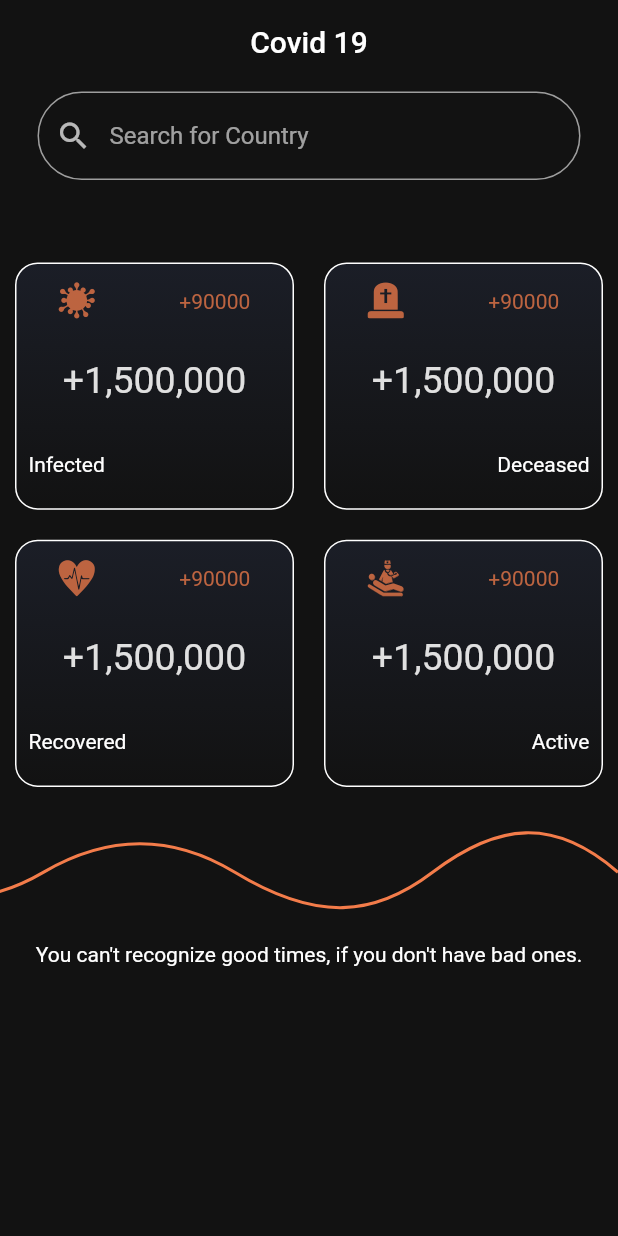
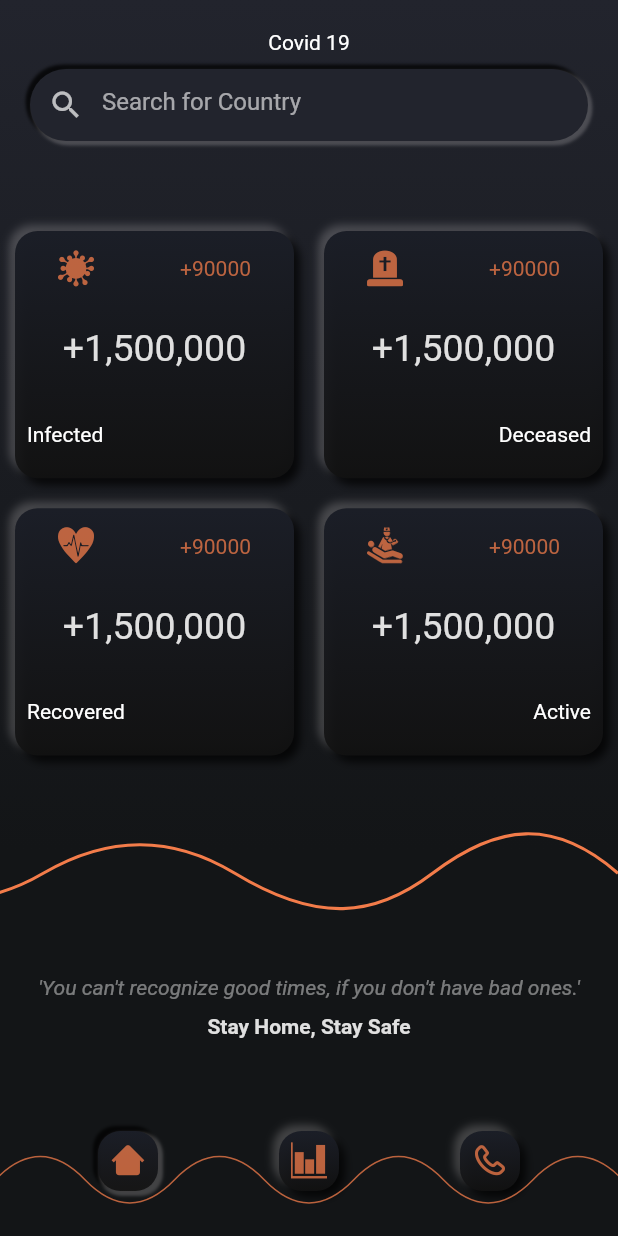
Before and after one commit to arpank10/Covid-19-Flutter, a Flutter app: the screen it shows after launch, on a phone screen of 412 x 824 dp. Run offline on Flutter 3.47's test engine with Material 2 defaults, Android fonts, the light colour scheme and no system bars; our stand-ins replace flutter_svg; Roboto replaces fonts that are missing (Hind, Raleway).

Commit message:
Home page layout completed

```diff
--- a/lib/bottom_nav.dart
+++ b/lib/bottom_nav.dart
@@ -0,0 +1,49 @@
+import 'package:covid/custom_icons.dart';
+import 'package:covid/icon_box.dart';
+import 'package:flutter/material.dart';
+import 'package:covid/constants.dart';
+import 'package:covid/screensize_reducer.dart';
+import 'package:flutter_svg/flutter_svg.dart';
+
+
+
+class BottomNav extends StatefulWidget {
+  BottomNav({Key key}) : super(key: key);
+
+  @override
+  _BottomNavState createState() => _BottomNavState();
+}
+
+class _BottomNavState extends State<BottomNav> {
+  @override
+  Widget build(BuildContext context) {
+
+    return Padding(
+      padding: const EdgeInsets.only(bottom: 20.0),
+      child: Stack(
+          children: <Widget>[
+            Container(
+              padding: const EdgeInsets.symmetric(horizontal: 25.0, vertical: 0.0),
+              child: Row(
+                mainAxisAlignment: MainAxisAlignment.spaceAround,
+                children: <Widget>[
+                  IconBox(icon: CustomIcon.home, active: true),
+                  IconBox(icon: CustomIcon.stats, active: false),
+                  IconBox(icon: CustomIcon.contacts, active: false),
+                ],
+              ),
+            ),
+            Positioned(
+              bottom: 0.0,
+              child: SvgPicture.asset(
+                'assets/bottom_wave.svg',
+                width: screenWidth(context),
+                placeholderBuilder: (context) => Icon(Icons.error),
+                color: faded_orange,
+              ),
+            ),
+          ],
+        ),
+    );
+  }
+}
--- a/lib/box.dart
+++ b/lib/box.dart
@@ -1,6 +1,7 @@
 import 'package:covid/main.dart';
 import 'package:covid/screensize_reducer.dart';
 import 'package:flutter/material.dart';
+import 'package:covid/constants.dart';
 
 class DetailBox extends StatefulWidget {
   DetailBox({Key key, this.category, this.url, this.icon, this.alignment}) : super(key: key);
@@ -23,15 +24,11 @@ class _DetailBoxState extends State<DetailBox> {
       height: screenHeight(context, dividedBy: 5),
       width: screenWidth(context, dividedBy: 2) - 20,
       decoration: BoxDecoration(
-        gradient: LinearGradient(
-          begin: Alignment.topCenter,
-          end: Alignment.bottomCenter,
-          colors: [box_gradient_top, box_gradient_bottom]
+        gradient: box_background,
+        color: primary,
+        borderRadius: BorderRadius.circular(15),
+        boxShadow: outer_shadow,
       ),
-      color: primary,
-        borderRadius: BorderRadius.circular(15),
-        border: Border.all(
-              color: Colors.white, style: BorderStyle.solid, width: 1)),
       child: Column(
         mainAxisAlignment: MainAxisAlignment.spaceAround,
         crossAxisAlignment: CrossAxisAlignment.stretch,
--- /dev/null
+++ b/lib/constants.dart
@@ -0,0 +1,83 @@
+import 'package:flutter/cupertino.dart';
+import 'package:flutter/material.dart';
+
+//- Background Surface : linear-gradient(180deg, #22242D 0%, #131517 68.75%);
+//- Box- Background: linear-gradient(180deg, #1B1E27 0%, #121212 100%);
+//- Primary text : #E0E0E0
+//- Secondary text : rgba(224, 224, 224, 0.5);
+//- Accent: #F37C4A;
+//- Faded Orange: rgba(243, 124, 74, 0.75);
+
+const primary = const Color(0xff121212);
+const search_bar_colour = const Color.fromRGBO(34,36,45,1.0);
+const box_gradient_top = const Color(0xff1B1E27);
+const box_gradient_bottom = const Color(0xff121212);
+const orange = const Color(0xffF37C4A);
+const primary_text = const Color(0xffE0E0E0);
+const secondary_text =  Color.fromRGBO(224, 224, 224, 0.5);
+const faded_orange =  Color.fromRGBO(243, 124, 74, 0.75);
+const quote = "'You can't recognize good times, if you don't have bad ones.'";
+const stay = "Stay Home, Stay Safe";
+const topShadow = const Color.fromRGBO(255, 250, 250, 0.2);
+const bottomShadow = const Color.fromRGBO(0, 0, 0, 0.75);
+const backgroud_gradient = const LinearGradient(
+  begin: const FractionalOffset(0.0, 0.0),
+  end: const FractionalOffset(0.0, 0.6875),
+  colors: [Color.fromRGBO(34,36,45,1.0), Color.fromRGBO(19,21,23,1.0)],
+  stops: [0.0, 1.0],
+  tileMode: TileMode.clamp
+);
+
+const box_background = const LinearGradient(
+  begin: Alignment.topCenter,
+  end: Alignment.bottomCenter,
+  colors: [Color.fromRGBO(27,30,39,1.0), Color.fromRGBO(18, 18, 18 ,0.9)],
+  stops: [0.0, 1.0],
+  tileMode: TileMode.clamp
+);
+
+const outerBlurLevel = 4.0;
+const innerBlurLevel = 1.0;
+const blurOffsetOuter = 4.0;
+const blurOffsetInner = 2.0;
+const top_padding = 20.0;
+const blurSpreadInner = 1.0;
+const bottomIconSize = 40.0;
+
+const outer_shadow = const [
+  BoxShadow(
+    blurRadius: outerBlurLevel,
+    offset: Offset(
+      -blurOffsetOuter,
+      -blurOffsetOuter,
+    ),
+    color: topShadow,
+  ),
+  BoxShadow(
+    blurRadius: outerBlurLevel,
+    offset: Offset(
+      blurOffsetOuter,
+      blurOffsetOuter,
+    ),
+    color: bottomShadow
+  )];
+
+const inner_shadow = const [
+  BoxShadow(
+    blurRadius: innerBlurLevel,
+    offset: Offset(
+      -blurOffsetInner,
+      -blurOffsetInner
+    ),
+    spreadRadius: blurSpreadInner,
+    color: bottomShadow,
+  ),
+  BoxShadow(
+    blurRadius: innerBlurLevel,
+    offset: Offset(
+      blurOffsetInner,
+      blurOffsetInner
+    ),
+    spreadRadius: blurSpreadInner,
+    color: topShadow
+  )];
--- /dev/null
+++ b/lib/icon_box.dart
@@ -0,0 +1,48 @@
+import 'package:covid/main.dart';
+import 'package:covid/screensize_reducer.dart';
+import 'package:flutter/material.dart';
+import 'package:covid/constants.dart';
+
+class IconBox extends StatefulWidget {
+  IconBox({Key key, this.icon, this.active}) : super(key: key);
+
+  final IconData icon;
+  final bool active;
+
+  @override
+  _IconBoxState createState() => _IconBoxState();
+}
+
+class _IconBoxState extends State<IconBox> {
+  List<BoxShadow> shadow;
+
+
+  getShadow(){
+    if(widget.active)
+      shadow = inner_shadow;
+    else shadow = outer_shadow;
+  }
+
+  @override
+  Widget build(BuildContext context) {
+    getShadow();
+    // TODO: implement build
+    return Container(
+      margin: EdgeInsets.all(10.0),
+      height: bottomIconSize,
+      width: bottomIconSize,
+      decoration: BoxDecoration(
+        gradient: box_background,
+        color: primary,
+        borderRadius: BorderRadius.circular(15),
+        boxShadow: shadow,
+      ),
+      child: Center(
+        child: Icon(
+          widget.icon,
+          color: faded_orange,
+        ),
+      ),
+    );
+  }
+}
--- a/lib/main.dart
+++ b/lib/main.dart
@@ -1,3 +1,4 @@
+import 'package:covid/bottom_nav.dart';
 import 'package:covid/box.dart';
 import 'package:covid/custom_icons.dart';
 import 'package:covid/screensize_reducer.dart';
@@ -5,24 +6,7 @@ import 'package:covid/search.dart';
 import 'package:flutter/cupertino.dart';
 import 'package:flutter/material.dart';
 import 'package:flutter_svg/flutter_svg.dart';
-
-//- Background Surface : linear-gradient(180deg, #22242D 0%, #131517 68.75%);
-//- Box- Background: linear-gradient(180deg, #1B1E27 0%, #121212 100%);
-//- Primary text : #E0E0E0
-//- Secondary text : rgba(224, 224, 224, 0.5);
-//- Accent: #F37C4A;
-//- Faded Orange: rgba(243, 124, 74, 0.75);
-
-const primary = const Color(0xff121212);
-const box_gradient_top = const Color(0xff1B1E27);
-const box_gradient_bottom = const Color(0xff121212);
-const orange = const Color(0xffF37C4A);
-const primary_text = const Color(0xffE0E0E0);
-const secondary_text =  Color.fromRGBO(224, 224, 224, 0.5);
-const faded_orange =  Color.fromRGBO(243, 124, 74, 0.75);
-const quote = "You can't recognize good times, if you don't have bad ones.";
-
-
+import 'package:covid/constants.dart';
 
 void main() {
   runApp(MyApp());
@@ -68,23 +52,18 @@ class MyHomePage extends StatefulWidget {
 class _MyHomePageState extends State<MyHomePage> {
   @override
   Widget build(BuildContext context) {
-    return Scaffold(
-      backgroundColor: primary,
-      appBar: AppBar(
-        title: Text(widget.title),
-        centerTitle: true,
-        backgroundColor: primary, //No more green
-        elevation: 0.0
+    return SafeArea(
+      child: Container(
+      padding: const EdgeInsets.fromLTRB(0.0, top_padding, 0.0, 0.0),
+        decoration: BoxDecoration(
+          gradient: backgroud_gradient,
         ),
-      //Body contains
-      //Column
-      //Search widget
-      //4 cards
-      //Wave
-      //Bottom Navigation Bar
+        child: Scaffold(
+          backgroundColor: Colors.transparent,
           body: Center(
             child: Column(
               mainAxisAlignment: MainAxisAlignment.start,
+
               children: <Widget>[
                 SearchBar(),
                 Padding(
@@ -125,18 +104,39 @@ class _MyHomePageState extends State<MyHomePage> {
                     ),
                   ])),
                 ),
-            SvgPicture.asset(
+                Expanded(
+                  flex: 9,
+                  child: SvgPicture.asset(
                     'assets/wave.svg',
                     width: screenWidth(context),
                     placeholderBuilder: (context) => Icon(Icons.error)
                   ),
+                ),
+                Expanded(
+                  flex: 10,
+                  child: Column(
+                    children: <Widget>[
                       Padding(
-              padding: const EdgeInsets.symmetric(vertical: 20.0, horizontal: 10.0),
+                        padding: const EdgeInsets.fromLTRB(10.0, 20.0, 10.0,5.0),
                         child: Text(
                           quote,
+                          style: TextStyle(fontStyle: FontStyle.italic, color: secondary_text),
                         ),
-            )
+                      ),
+                      Padding(
+                        padding: const EdgeInsets.symmetric(vertical: 5.0, horizontal: 10.0),
+                        child: Text(
+                          stay,
+                          style: TextStyle(color: primary_text, fontWeight: FontWeight.bold),
+                        ),
+                      ),
                     ],
+                  ),
+                ),
+                BottomNav()
+              ],
+            ),
+          ),
         ),
       ),
     );
--- a/lib/search.dart
+++ b/lib/search.dart
@@ -1,4 +1,6 @@
 import 'package:flutter/material.dart';
+import 'package:covid/constants.dart';
+
 
 class SearchBar extends StatefulWidget {
   SearchBar({Key key}) : super(key: key);
@@ -10,25 +12,32 @@ class SearchBar extends StatefulWidget {
 class _SearchBarState extends State<SearchBar> {
   @override
   Widget build(BuildContext context) {
-    // TODO: implement build
-    return Center(
-      child: Padding(
-        padding: const EdgeInsets.symmetric(vertical: 5.0, horizontal: 25.0),
-        child: TextField(
-          decoration: new InputDecoration(
-            hintText: "Search for Country",
-            prefixIcon: new Icon(Icons.search),
-            enabledBorder: OutlineInputBorder(
-              borderRadius: BorderRadius.all(Radius.circular(30.0)),
-              borderSide: BorderSide(color: Colors.grey),
+
+    return Column(
+      children: <Widget>[
+        Center(
+          child: Text("Covid 19"),
+        ),
+        Center(
+         child:
+          Container(
+            margin: const EdgeInsets.symmetric(horizontal: 20.0, vertical: 10.0),
+            decoration: BoxDecoration(
+              color: search_bar_colour,
+              boxShadow: inner_shadow,
+              borderRadius: BorderRadius.circular(30.0)
             ),
-            focusedBorder: OutlineInputBorder(
-              borderRadius: BorderRadius.all(Radius.circular(30.0)),
-              borderSide: BorderSide(color: Colors.grey),
+            child: TextField(
+              decoration: new InputDecoration(
+                hintText: "Search for Country",
+                prefixIcon: new Icon(Icons.search),
+                disabledBorder: InputBorder.none,
+                enabledBorder: InputBorder.none,
+              ),
             ),
           ),
         ),
-      ),
+      ],
     );
   }
 }
```
Also changed, not shown: assets/bottom_wave.svg. Lines whose indentation alone changed are shown as unchanged.
